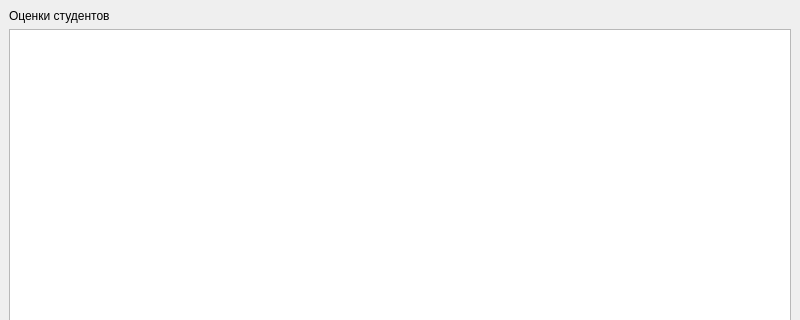
Before: the Qt Designer form client/ui/admintablewindow.ui in Nejern/PTaM, drawn with Qt 5; both pictures show x 0 to 800 and y 0 to 320 of the 800 by 600 pixel window.
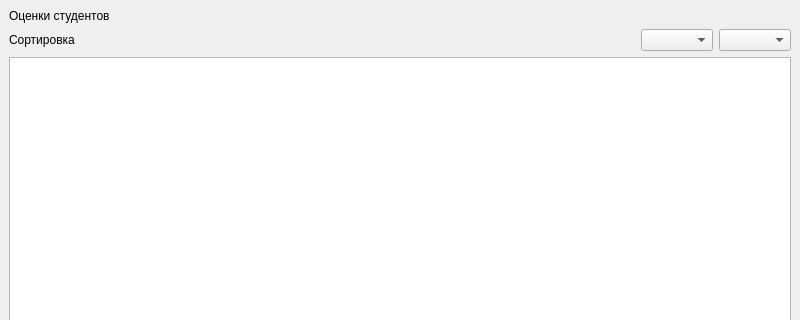
After: the same form once the commit is applied.

What changed in the file:
```diff
--- a/client/ui/admintablewindow.ui
+++ b/client/ui/admintablewindow.ui
@@ -24,6 +24,36 @@
         </property>
        </widget>
       </item>
+      <item>
+       <layout class="QHBoxLayout" name="horizontalLayout">
+        <item>
+         <widget class="QLabel" name="filterTextLabel">
+          <property name="text">
+           <string>Сортировка</string>
+          </property>
+         </widget>
+        </item>
+        <item>
+         <spacer name="horizontalSpacer">
+          <property name="orientation">
+           <enum>Qt::Horizontal</enum>
+          </property>
+          <property name="sizeHint" stdset="0">
+           <size>
+            <width>40</width>
+            <height>20</height>
+           </size>
+          </property>
+         </spacer>
+        </item>
+        <item>
+         <widget class="QComboBox" name="directionBox"/>
+        </item>
+        <item>
+         <widget class="QComboBox" name="filtersBox"/>
+        </item>
+       </layout>
+      </item>
       <item>
        <widget class="QTableView" name="tableView"/>
       </item>
```
Left out of the diff: 2 changed lines with no effect on the pictures.
